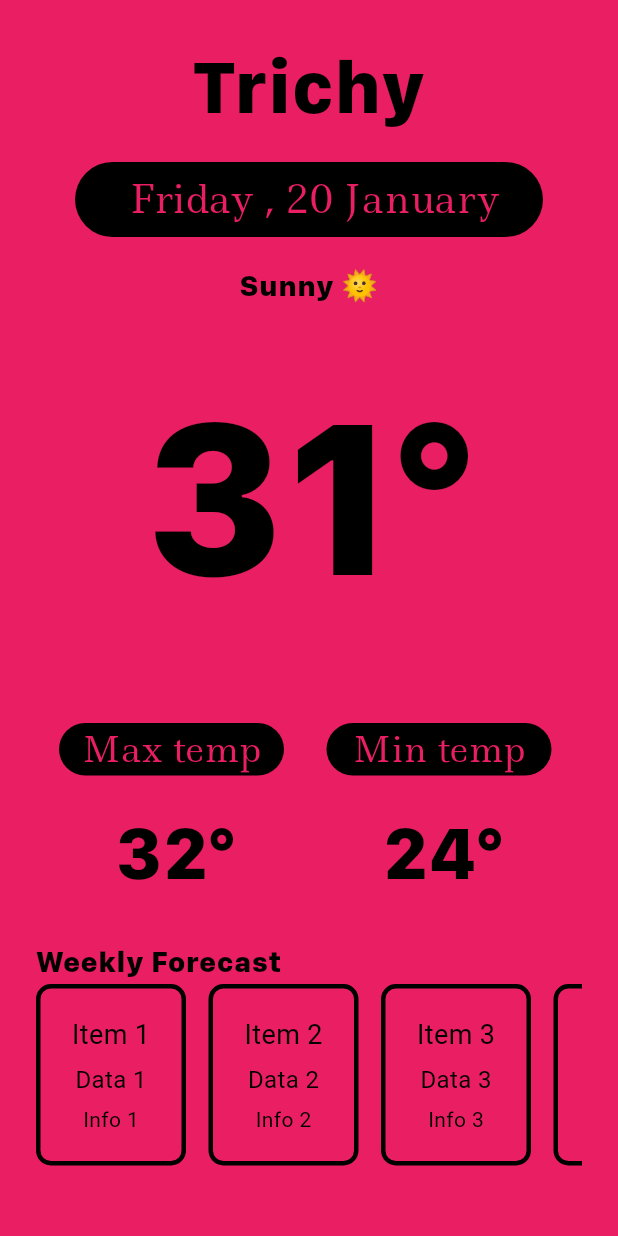
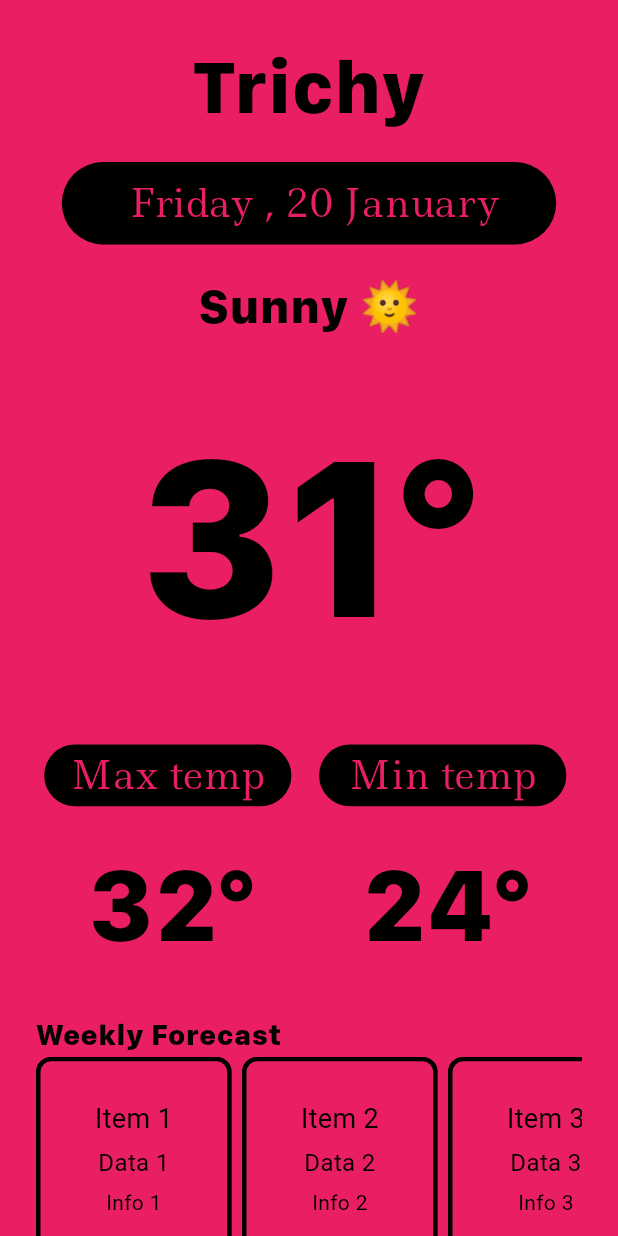
Before and after one commit to Vinay-Merawala/weather_app, a Flutter app: the screen it shows after launch, on a phone screen of 412 x 824 dp. Run offline on Flutter 3.47's test engine with Material 3 defaults, Android fonts, the phone set to English and light mode, and no system bars.

Commit message:
Make responsive

```diff
--- a/lib/Styles/weather_app_style.dart
+++ b/lib/Styles/weather_app_style.dart
@@ -38,32 +38,47 @@ class WeatherAppStyle{
   //Weather Condition Styles
   static TextStyle weatherCondn = TextStyle(
     color: WeatherAppStyle.title,
-    height: 1.2,
     fontFamily: "SF-Compact",
-    fontSize: 20,
+    fontSize: 32,
   );
 
   //Temp Style
-  static TextStyle temp = TextStyle(
+  static TextStyle tempLarge = TextStyle(
     color: WeatherAppStyle.tempColor,
     fontFamily: "SF-Compact",
-    fontSize: 150,
+    fontSize: 125,
+  );
+
+  static TextStyle tempSmall = TextStyle(
+    color: WeatherAppStyle.tempColor,
+    fontFamily: "SF-Compact",
+    fontSize: 155,
   );
 
   //Max Min Styles
-  static TextStyle maxMinTitle = TextStyle(
-    height: 1.5,
+  static TextStyle maxMinTitleLarge = TextStyle(
     fontFamily: "Ledger",
-    fontSize: 23,
+    fontSize: 30,
     color: WeatherAppStyle.conTextColor,
   );
 
-  static TextStyle maxMinTemp = TextStyle(
+  static TextStyle maxMinTitleSmall = TextStyle(
+    fontFamily: "Ledger",
+    fontSize: 25,
+    color: WeatherAppStyle.conTextColor,
+  );
+
+  static TextStyle maxMinTempLarge = TextStyle(
     color: WeatherAppStyle.tempColor,
     fontFamily: "SF-Compact",
-    fontSize: 50,
+    fontSize: 70,
   );
 
+  static TextStyle maxMinTempSmall = TextStyle(
+    color: WeatherAppStyle.tempColor,
+    fontFamily: "SF-Compact",
+    fontSize: 70,
+  );
   // Horizontal Tile Styles
   static TextStyle horListTitle =  TextStyle(
     color: WeatherAppStyle.title,
--- a/lib/widgets/date.dart
+++ b/lib/widgets/date.dart
@@ -24,10 +24,10 @@ class _DateState extends State<Date> {
 
   @override
   Widget build(BuildContext context) {
-    if(widget.width > 600) {
+    if(widget.width > 800) {
       return Container(
         width: widget.width/3,
-        height: 50,
+        height: widget.height/7,
         decoration: WeatherAppStyle.dateTitleTile,
         child: Center(
           child: Text(
@@ -38,8 +38,8 @@ class _DateState extends State<Date> {
       );
     }else{
       return Container(
-        height: 50,
-        width: widget.width - 100,
+        height: widget.height/15,
+        width: widget.width - (widget.width * 0.2 ),
         decoration: WeatherAppStyle.dateTitleTile,
         child: Center(
           child: Text(
--- a/lib/widgets/horizontal_list_builder.dart
+++ b/lib/widgets/horizontal_list_builder.dart
@@ -1,28 +1,37 @@
 import 'package:flutter/material.dart';
 import 'package:weather_app/Styles/weather_app_style.dart';
 
-class HorizontalListBuilder extends StatelessWidget {
+class HorizontalListBuilder extends StatefulWidget {
   final double width;
   final double height;
 
-  final List<String> list1 = ['Item 1', 'Item 2', 'Item 3', 'Item 4'];
-  final List<String> list2 = ['Data 1', 'Data 2', 'Data 3', 'Data 4'];
-  final List<String> list3 = ['Info 1', 'Info 2', 'Info 3', 'Info 4'];
 
-  final Color horListColor = Colors.pink;
-
-  HorizontalListBuilder({
+  const HorizontalListBuilder({
     super.key,
     required this.width,
     required this.height
   });
 
   @override
+  State<HorizontalListBuilder> createState() => _HorizontalListBuilderState();
+}
+
+class _HorizontalListBuilderState extends State<HorizontalListBuilder> {
+  late List<String> list1 = ['Item 1', 'Item 2', 'Item 3', 'Item 4'];
+
+  late List<String> list2 = ['Data 1', 'Data 2', 'Data 3', 'Data 4'];
+
+  late List<String> list3 = ['Info 1', 'Info 2', 'Info 3', 'Info 4'];
+
+  final Color horListColor = Colors.pink;
+
+  @override
   Widget build(BuildContext context) {
-    return Padding(
+    if(widget.width > 800){
+      return Padding(
         padding: const EdgeInsets.all(8.0),
         child: SizedBox(
-          height: 150, // Specify the height of the horizontal list
+          height: widget.height/2, // Specify the height of the horizontal list
           child: Column(
             crossAxisAlignment: CrossAxisAlignment.start,
             children: [
@@ -36,17 +45,18 @@ class HorizontalListBuilder extends StatelessWidget {
                   itemCount: list1.length, // Since all lists have the same length
                   itemBuilder: (context, index) {
                     return Container(
-                      width: 100, // Adjust item width
-                      margin: const EdgeInsets.only(right: 15.0),
+                      width: widget.width/4 * 0.95, // Adjust item width
+                      margin: EdgeInsets.only(right: widget.width/4 * 0.05),
                       padding: const EdgeInsets.all(16.0),
                       decoration: WeatherAppStyle.horTile,
                       child: Column(
                         mainAxisAlignment: MainAxisAlignment.center,
                         children: [
+                          //TODO: ADD TEXT STYLES TO STYLE FILE
                           Text(
                             list1[index], // First list item
                             style: const TextStyle(color: Colors.black, fontSize: 18,
-                            fontFamily: ""),
+                                fontFamily: ""),
                           ),
                           const SizedBox(height: 5),
                           Text(
@@ -68,5 +78,56 @@ class HorizontalListBuilder extends StatelessWidget {
           ),
         ),
       );
+    }
+    else{
+      return Padding(
+        padding: const EdgeInsets.all(8.0),
+        child: SizedBox(
+          height: widget.height/4 * 0.8,
+          child: Column(
+            crossAxisAlignment: CrossAxisAlignment.start,
+            children: [
+              Text(
+                "Weekly Forecast",
+                style: WeatherAppStyle.horListTitle,
+              ),
+              Expanded(
+                child: ListView.builder(
+                  scrollDirection: Axis.horizontal,
+                  itemCount: list1.length, // Since all lists have the same length
+                  itemBuilder: (context, index) {
+                    return Container(
+                      width: widget.width/3 * 0.95, // Adjust item width
+                      margin: EdgeInsets.only(right: widget.width/3 * 0.05),
+                      decoration: WeatherAppStyle.horTile,
+                      child: Column(
+                        mainAxisAlignment: MainAxisAlignment.center,
+                        children: [
+                          Text(
+                            list1[index], // First list item
+                            style: const TextStyle(color: Colors.black, fontSize: 18,
+                                fontFamily: ""),
+                          ),
+                          const SizedBox(height: 5),
+                          Text(
+                            list2[index], // Second list item
+                            style: const TextStyle(color: Colors.black, fontSize: 16),
+                          ),
+                          const SizedBox(height: 5),
+                          Text(
+                            list3[index], // Third list item
+                            style: const TextStyle(color: Colors.black, fontSize: 14),
+                          ),
+                        ],
+                      ),
+                    );
+                  },
+                ),
+              ),
+            ],
+          ),
+        ),
+      );
+    }
   }
 }
--- a/lib/widgets/max_min_temp.dart
+++ b/lib/widgets/max_min_temp.dart
@@ -24,19 +24,21 @@ class _MaxMinTempState extends State<MaxMinTemp> {
 
   @override
   Widget build(BuildContext context) {
+    if(widget.width > 800){
       return Row(
           mainAxisAlignment: MainAxisAlignment.spaceEvenly,
           children: [
             Column(
               children: [
                 Container(
-                width: 150,
+                  height: widget.height/10,
+                  width: (widget.width/2) - (widget.width * 0.2),
                   margin: const EdgeInsets.only(top: 20, right: 5),
                   decoration: WeatherAppStyle.dateTitleTile,
                   child: Center(
                     child: Text(
                       "Max temp",
-                    style: WeatherAppStyle.maxMinTitle,
+                      style: WeatherAppStyle.maxMinTitleLarge,
                     ),
                   ),
                 ),
@@ -46,7 +48,7 @@ class _MaxMinTempState extends State<MaxMinTemp> {
                   child: Center(
                     child: Text(
                       max,
-                    style: WeatherAppStyle.maxMinTemp,
+                      style: WeatherAppStyle.maxMinTempLarge,
                     ),
                   ),
                 )
@@ -55,13 +57,46 @@ class _MaxMinTempState extends State<MaxMinTemp> {
             Column(
               children: [
                 Container(
-                width: 150,
+                  height: widget.height/10,
+                  width: (widget.width/2) - (widget.width * 0.2),
                   margin: const EdgeInsets.only(top: 20, right: 5),
                   decoration: WeatherAppStyle.dateTitleTile,
                   child: Center(
                     child: Text(
                       "Min temp",
-                    style: WeatherAppStyle.maxMinTitle,
+                      style: WeatherAppStyle.maxMinTitleLarge,
+                    ),
+                  ),
+                ),
+                Container(
+                  margin: const EdgeInsets.symmetric(vertical: 15),
+                  child: Center(
+                    child: Text(
+                      min,
+                      style: WeatherAppStyle.maxMinTempLarge,
+                    ),
+                  ),
+                )
+              ],
+            ),
+          ]
+      );
+    }
+    else{
+      return Row(
+          mainAxisAlignment: MainAxisAlignment.spaceEvenly,
+          children: [
+            Column(
+              children: [
+                Container(
+                  height: widget.height * 0.05,
+                  width: (widget.width/2 * 0.80) ,
+                  margin: const EdgeInsets.only(top: 20, right: 5),
+                  decoration: WeatherAppStyle.dateTitleTile,
+                  child: Center(
+                    child: Text(
+                      "Max temp",
+                      style: WeatherAppStyle.maxMinTitleSmall,
                     ),
                   ),
                 ),
@@ -70,8 +105,33 @@ class _MaxMinTempState extends State<MaxMinTemp> {
                   margin: const EdgeInsets.symmetric(vertical: 15),
                   child: Center(
                     child: Text(
+                      max,
+                      style: WeatherAppStyle.maxMinTempSmall,
+                    ),
+                  ),
+                )
+              ],
+            ),
+            Column(
+              children: [
+                Container(
+                  height: widget.height * 0.05,
+                  width: (widget.width/2 * 0.80),
+                  margin: const EdgeInsets.only(top: 20, right: 5),
+                  decoration: WeatherAppStyle.dateTitleTile,
+                  child: Center(
+                    child: Text(
+                      "Min temp",
+                      style: WeatherAppStyle.maxMinTitleSmall,
+                    ),
+                  ),
+                ),
+                Container(
+                  margin: const EdgeInsets.symmetric(vertical: 15),
+                  child: Center(
+                    child: Text(
                       min,
-                    style: WeatherAppStyle.maxMinTemp,
+                      style: WeatherAppStyle.maxMinTempSmall,
                     ),
                   ),
                 )
@@ -81,3 +141,4 @@ class _MaxMinTempState extends State<MaxMinTemp> {
       );
     }
   }
+}
--- a/lib/widgets/temperature.dart
+++ b/lib/widgets/temperature.dart
@@ -22,16 +22,28 @@ class _CurTempState extends State<CurTemp> {
 
   @override
   Widget build(BuildContext context) {
+    if(widget.width > 800) {
       return Container(
-      height: 200,
-      width: MediaQuery.of(context).size.width,
-      margin: const EdgeInsets.only(bottom: 40),
+        height: widget.height/ 2 * 0.80,
         child: Center(
           child: Text(
             curTemp,
-          style: WeatherAppStyle.temp,
+            style: WeatherAppStyle.tempLarge,
+          ),
+        ),
+      );
+    }else{
+      return Container(
+        height: widget.height/3 * 0.75,
+        width: MediaQuery.of(context).size.width,
+        margin: const EdgeInsets.only(bottom: 25),
+        child: Center(
+          child: Text(
+            curTemp,
+            style: WeatherAppStyle.tempSmall,
           ),
         ),
       );
     }
   }
+}
--- a/lib/widgets/weather_app.dart
+++ b/lib/widgets/weather_app.dart
@@ -39,7 +39,7 @@ class _WeatherAppState extends State<WeatherApp> {
       body: SafeArea(
         child: LayoutBuilder(
           builder: (context, constraints) {
-            if (constraints.maxWidth > 600) {
+            if (constraints.maxWidth > 800) {
               // Larger screen layout
               return SingleChildScrollView(
                 child: Padding(
@@ -47,20 +47,19 @@ class _WeatherAppState extends State<WeatherApp> {
                   child: Column(
                     children: [
                       Row(
-                        mainAxisAlignment: MainAxisAlignment.start,
                         children: [
                           Expanded(
-                            flex: 1,
                             child: Column(
-                              children: [
+                                mainAxisAlignment: MainAxisAlignment.spaceEvenly,
+                                children: [
                                 Location(width:  width, height: height),
                                 Date(width:  width, height: height),
                                 WeatherCondition(width:  width, height: height),
                               ]
                             ),
                           ),
+                          SizedBox(height: height - (height * 0.15)),
                           Expanded(
-                            flex: 1,
                             child: Column(
                               children: [
                                 CurTemp(width:  width, height: height),
--- a/lib/widgets/weather_condition.dart
+++ b/lib/widgets/weather_condition.dart
@@ -21,6 +21,7 @@ class _WeatherConditionState extends State<WeatherCondition> {
 
   @override
   Widget build(BuildContext context) {
+    if(widget.width > 800){
       return Container(
         padding: const EdgeInsets.all(20),
         child: Text(
@@ -29,4 +30,16 @@ class _WeatherConditionState extends State<WeatherCondition> {
         ),
       );
     }
+    else{
+      return SizedBox(
+        height: widget.height/10,
+        child: Center(
+          child: Text(
+            weather,
+            style: WeatherAppStyle.weatherCondn,
+          ),
+        ),
+      );
     }
+  }
+}
```
Lines whose indentation alone changed are shown as unchanged.
